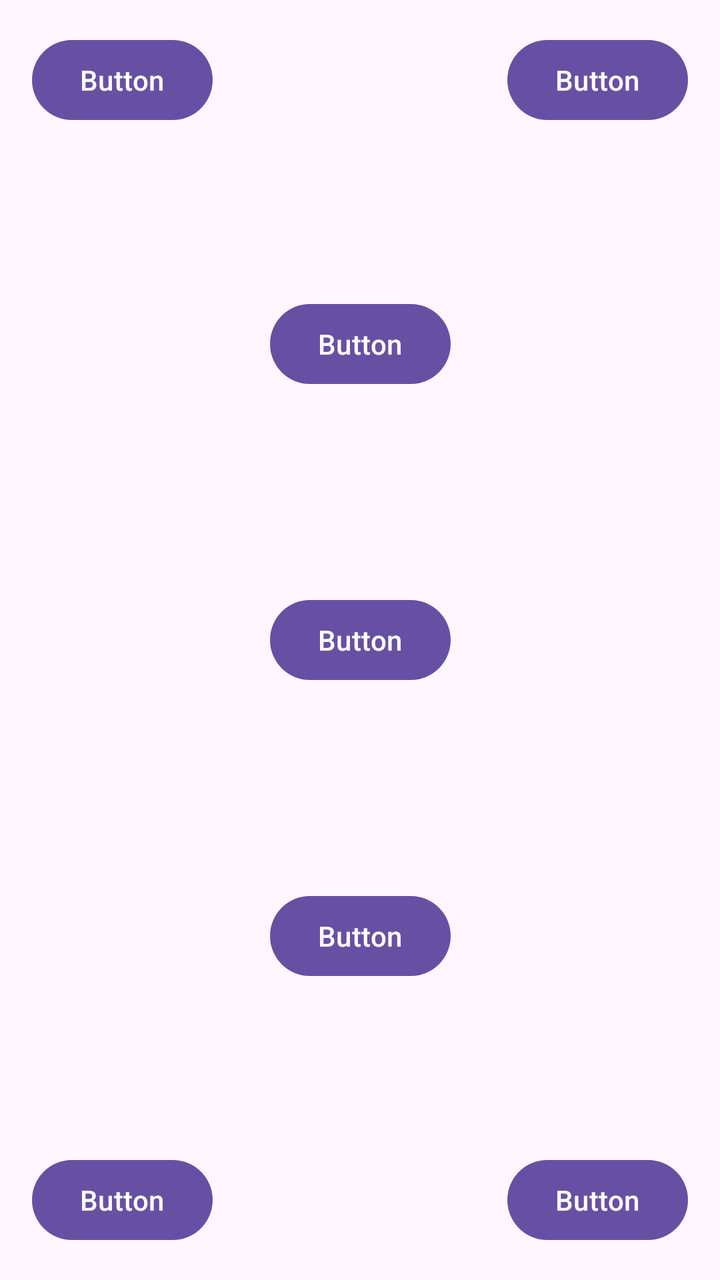
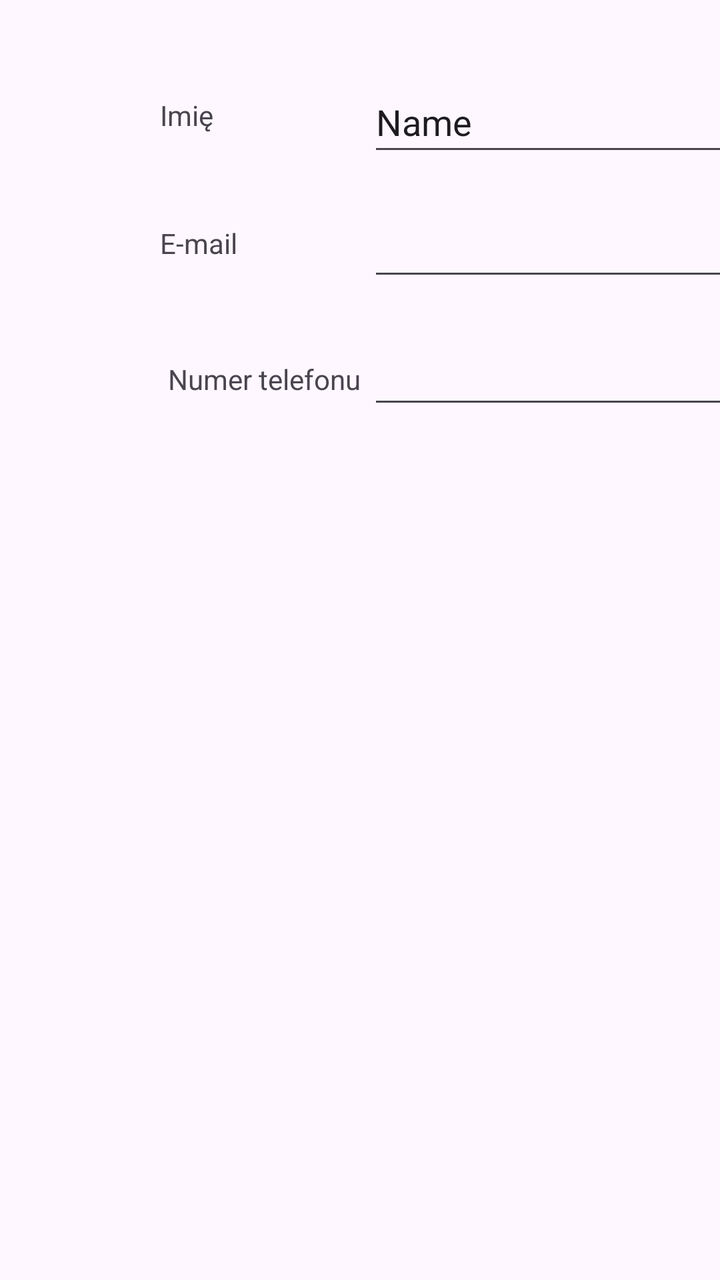

Before-and-after screenshots of an Android layout around one commit, followed by the original layout XML and the change that was made.
<!-- AndroidManifest.xml: application theme Theme.Interfejs -->
<!-- res/layout/activity_main.xml -->
<?xml version="1.0" encoding="utf-8"?>
<androidx.constraintlayout.widget.ConstraintLayout xmlns:android="http://schemas.android.com/apk/res/android"
    xmlns:app="http://schemas.android.com/apk/res-auto"
    xmlns:tools="http://schemas.android.com/tools"
    android:id="@+id/main"
    android:layout_width="match_parent"
    android:layout_height="match_parent"
    tools:context=".MainActivity">

    <TextView
        android:id="@+id/textView"
        android:layout_width="wrap_content"
        android:layout_height="wrap_content"
        android:text="Hello World!"
        app:layout_constraintBottom_toBottomOf="parent"
        app:layout_constraintEnd_toEndOf="parent"
        app:layout_constraintStart_toStartOf="parent"
        app:layout_constraintTop_toTopOf="parent" />

    <Button
        android:id="@+id/button"
        android:layout_width="wrap_content"
        android:layout_height="wrap_content"
        android:layout_marginStart="16dp"
        android:layout_marginTop="16dp"
        android:text="Button"
        app:layout_constraintStart_toStartOf="parent"
        app:layout_constraintTop_toTopOf="parent" />

    <Button
        android:id="@+id/button2"
        android:layout_width="wrap_content"
        android:layout_height="wrap_content"
        android:layout_marginTop="16dp"
        android:layout_marginEnd="16dp"
        android:text="Button"
        app:layout_constraintEnd_toEndOf="parent"
        app:layout_constraintTop_toTopOf="parent" />

    <Button
        android:id="@+id/button3"
        android:layout_width="wrap_content"
        android:layout_height="wrap_content"
        android:layout_marginStart="16dp"
        android:layout_marginBottom="16dp"
        android:text="Button"
        app:layout_constraintBottom_toBottomOf="parent"
        app:layout_constraintStart_toStartOf="parent" />

    <Button
        android:id="@+id/button4"
        android:layout_width="wrap_content"
        android:layout_height="wrap_content"
        android:layout_marginEnd="16dp"
        android:layout_marginBottom="16dp"
        android:text="Button"
        app:layout_constraintBottom_toBottomOf="parent"
        app:layout_constraintEnd_toEndOf="parent" />

    <Button
        android:id="@+id/button5"
        android:layout_width="wrap_content"
        android:layout_height="wrap_content"
        android:text="Button"
        app:layout_constraintBottom_toBottomOf="parent"
        app:layout_constraintEnd_toEndOf="parent"
        app:layout_constraintHorizontal_bias="0.5"
        app:layout_constraintStart_toStartOf="parent"
        app:layout_constraintTop_toTopOf="parent"
        app:layout_constraintVertical_bias="0.5" />

    <Button
        android:id="@+id/button6"
        android:layout_width="wrap_content"
        android:layout_height="wrap_content"
        android:text="Button"
        app:layout_constraintBottom_toBottomOf="parent"
        app:layout_constraintEnd_toEndOf="parent"
        app:layout_constraintHorizontal_bias="0.5"
        app:layout_constraintStart_toStartOf="parent"
        app:layout_constraintTop_toTopOf="parent"
        app:layout_constraintVertical_bias="0.25" />

    <Button
        android:id="@+id/button7"
        android:layout_width="wrap_content"
        android:layout_height="wrap_content"
        android:text="Button"
        app:layout_constraintBottom_toBottomOf="parent"
        app:layout_constraintEnd_toEndOf="parent"
        app:layout_constraintHorizontal_bias="0.5"
        app:layout_constraintStart_toStartOf="parent"
        app:layout_constraintTop_toTopOf="parent"
        app:layout_constraintVertical_bias="0.75" />

</androidx.constraintlayout.widget.ConstraintLayout>
<!-- resources referenced by this layout -->
<resources>
  <style name="Theme.Interfejs" parent="Base.Theme.Interfejs" />
  <style name="Base.Theme.Interfejs" parent="Theme.Material3.DayNight.NoActionBar">
          
          
      </style>
</resources>

<!-- the commit's change to res/layout/activity_main.xml (unified diff, before → after) -->
@@ -7,90 +7,75 @@
     android:layout_height="match_parent"
     tools:context=".MainActivity">
 
-    <TextView
-        android:id="@+id/textView"
-        android:layout_width="wrap_content"
+    <EditText
+        android:id="@+id/editTextPhone2"
+        android:layout_width="0dp"
         android:layout_height="wrap_content"
-        android:text="Hello World!"
-        app:layout_constraintBottom_toBottomOf="parent"
-        app:layout_constraintEnd_toEndOf="parent"
+        android:layout_marginStart="184dp"
+        android:layout_marginTop="168dp"
+        android:ems="10"
+        android:inputType="phone"
         app:layout_constraintStart_toStartOf="parent"
         app:layout_constraintTop_toTopOf="parent" />
 
-    <Button
-        android:id="@+id/button"
-        android:layout_width="wrap_content"
-        android:layout_height="wrap_content"
-        android:layout_marginStart="16dp"
-        android:layout_marginTop="16dp"
-        android:text="Button"
+    <EditText
+        android:id="@+id/editTextText3"
+        android:layout_width="208dp"
+        android:layout_height="47dp"
+        android:layout_marginStart="184dp"
+        android:layout_marginTop="36dp"
+        android:ems="10"
+        android:inputType="text"
+        android:text="Name"
         app:layout_constraintStart_toStartOf="parent"
         app:layout_constraintTop_toTopOf="parent" />
 
-    <Button
-        android:id="@+id/button2"
+    <EditText
+        android:id="@+id/editTextTextEmailAddress2"
         android:layout_width="wrap_content"
         android:layout_height="wrap_content"
-        android:layout_marginTop="16dp"
-        android:layout_marginEnd="16dp"
-        android:text="Button"
-        app:layout_constraintEnd_toEndOf="parent"
+        android:layout_marginStart="184dp"
+        android:layout_marginTop="104dp"
+        android:ems="10"
+        android:inputType="textEmailAddress"
+        app:layout_constraintStart_toStartOf="parent"
         app:layout_constraintTop_toTopOf="parent" />
 
-    <Button
-        android:id="@+id/button3"
+
+    <androidx.constraintlayout.widget.Barrier
         android:layout_width="wrap_content"
         android:layout_height="wrap_content"
-        android:layout_marginStart="16dp"
-        android:layout_marginBottom="16dp"
-        android:text="Button"
-        app:layout_constraintBottom_toBottomOf="parent"
-        app:layout_constraintStart_toStartOf="parent" />
+        app:barrierDirection="right"
+        app:constraint_referenced_ids="textView2,textView3,textView4" />
 
-    <Button
-        android:id="@+id/button4"
+    <TextView
+        android:id="@+id/textView2"
+        android:layout_width="69dp"
+        android:layout_height="27dp"
+        android:layout_marginStart="80dp"
+        android:layout_marginTop="48dp"
+        android:text="Imię"
+        app:layout_constraintStart_toStartOf="parent"
+        app:layout_constraintTop_toTopOf="parent" />
+
+    <TextView
+        android:id="@+id/textView3"
+        android:layout_width="71dp"
+        android:layout_height="36dp"
+        android:layout_marginStart="80dp"
+        android:layout_marginTop="112dp"
+        android:text="E-mail"
+        app:layout_constraintStart_toStartOf="parent"
+        app:layout_constraintTop_toTopOf="parent" />
+
+    <TextView
+        android:id="@+id/textView4"
         android:layout_width="wrap_content"
         android:layout_height="wrap_content"
-        android:layout_marginEnd="16dp"
-        android:layout_marginBottom="16dp"
-        android:text="Button"
-        app:layout_constraintBottom_toBottomOf="parent"
-        app:layout_constraintEnd_toEndOf="parent" />
-
-    <Button
-        android:id="@+id/button5"
-        android:layout_width="wrap_content"
-        android:layout_height="wrap_content"
-        android:text="Button"
-        app:layout_constraintBottom_toBottomOf="parent"
-        app:layout_constraintEnd_toEndOf="parent"
-        app:layout_constraintHorizontal_bias="0.5"
+        android:layout_marginStart="84dp"
+        android:layout_marginTop="180dp"
+        android:text="Numer telefonu"
         app:layout_constraintStart_toStartOf="parent"
-        app:layout_constraintTop_toTopOf="parent"
-        app:layout_constraintVertical_bias="0.5" />
-
-    <Button
-        android:id="@+id/button6"
-        android:layout_width="wrap_content"
-        android:layout_height="wrap_content"
-        android:text="Button"
-        app:layout_constraintBottom_toBottomOf="parent"
-        app:layout_constraintEnd_toEndOf="parent"
-        app:layout_constraintHorizontal_bias="0.5"
-        app:layout_constraintStart_toStartOf="parent"
-        app:layout_constraintTop_toTopOf="parent"
-        app:layout_constraintVertical_bias="0.25" />
-
-    <Button
-        android:id="@+id/button7"
-        android:layout_width="wrap_content"
-        android:layout_height="wrap_content"
-        android:text="Button"
-        app:layout_constraintBottom_toBottomOf="parent"
-        app:layout_constraintEnd_toEndOf="parent"
-        app:layout_constraintHorizontal_bias="0.5"
-        app:layout_constraintStart_toStartOf="parent"
-        app:layout_constraintTop_toTopOf="parent"
-        app:layout_constraintVertical_bias="0.75" />
+        app:layout_constraintTop_toTopOf="parent" />
 
 </androidx.constraintlayout.widget.ConstraintLayout>
